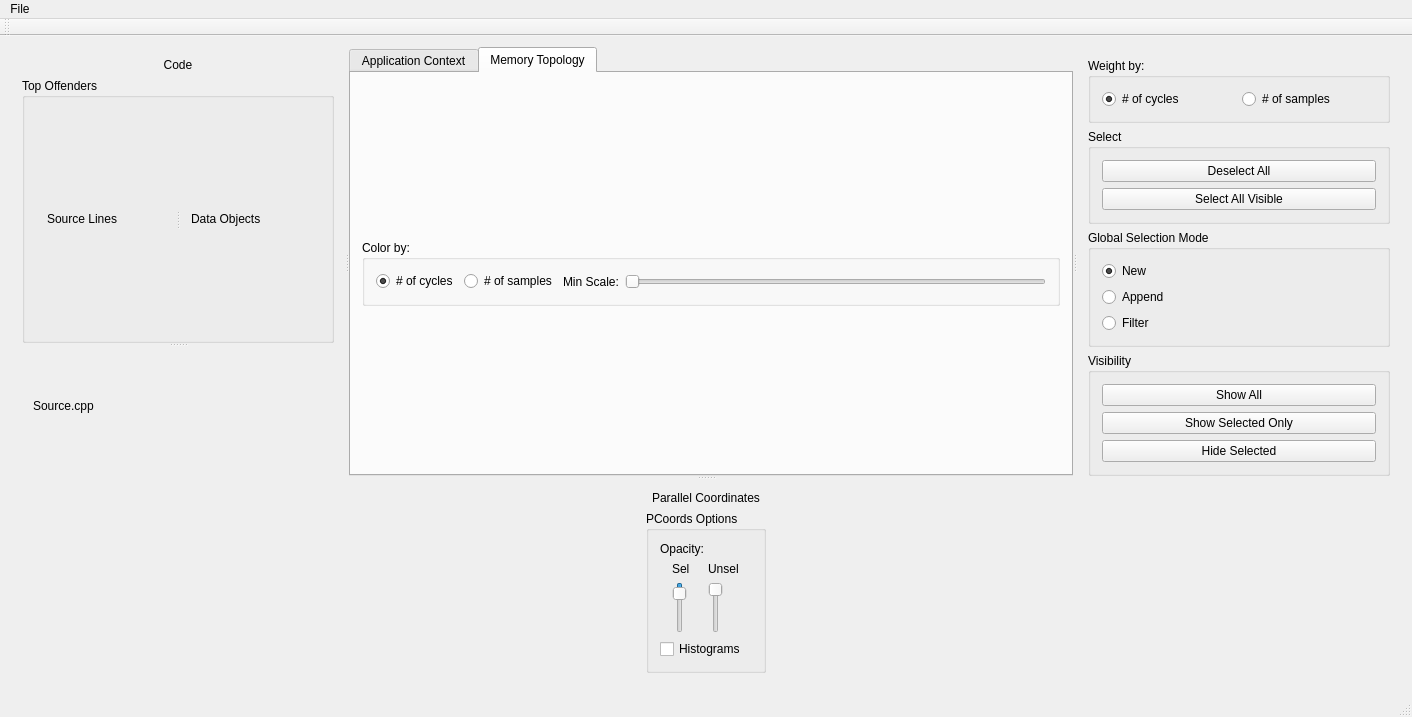
The window that mainwindow.ui (LLNL/MemAxes) describes before a commit, drawn with Qt 5.
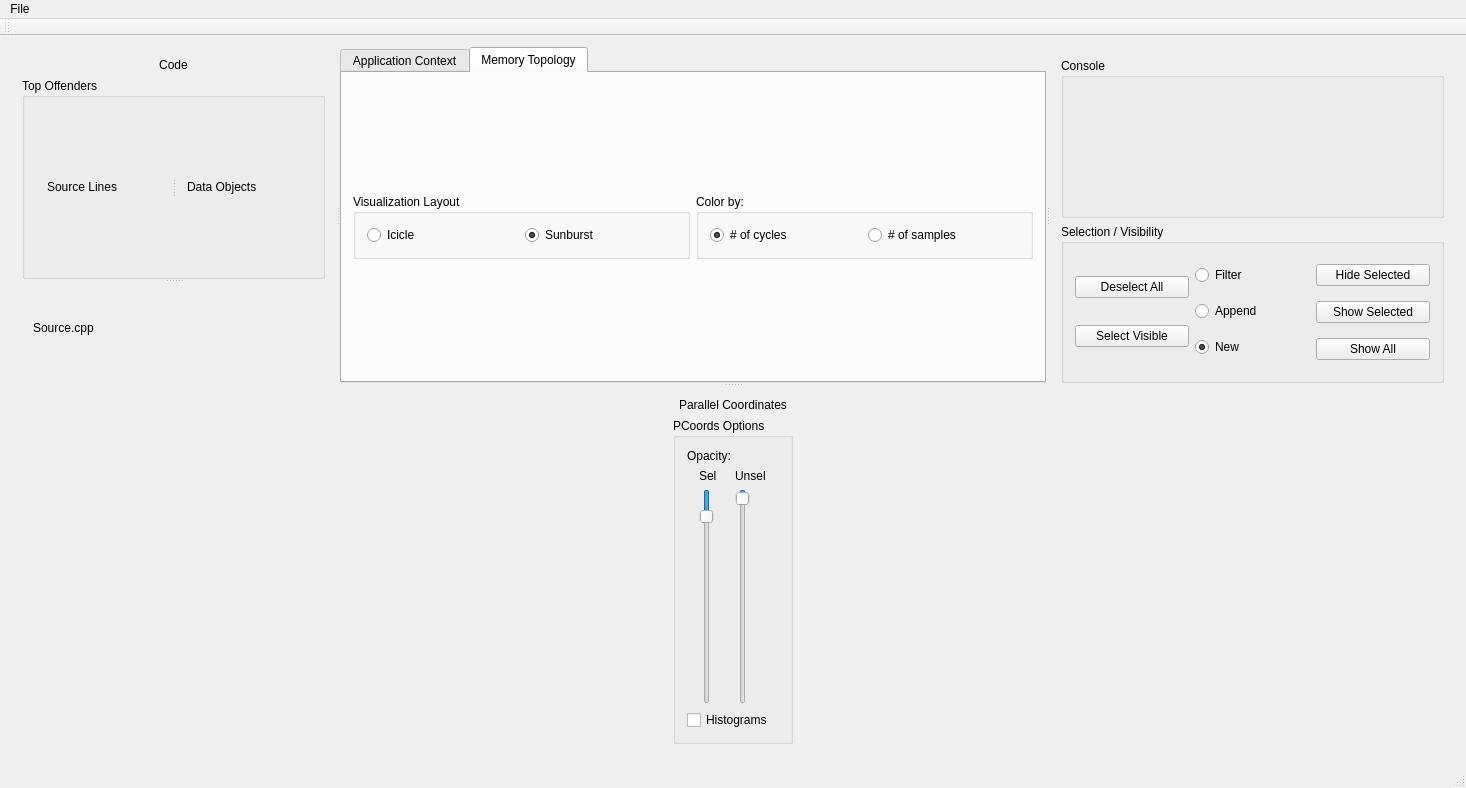
The same window after the commit.

Commit message: multiple datasets, rewrite of hardware topology, console log

What changed in the file:
```diff
--- a/mainwindow.ui
+++ b/mainwindow.ui
@@ -6,8 +6,8 @@
    <rect>
     <x>0</x>
     <y>0</y>
-    <width>1412</width>
-    <height>717</height>
+    <width>1466</width>
+    <height>788</height>
    </rect>
   </property>
   <property name="windowTitle">
@@ -287,11 +287,45 @@
          </attribute>
          <layout class="QVBoxLayout" name="verticalLayout_5">
           <item>
+           <layout class="QHBoxLayout" name="horizontalLayout_7">
+            <item>
+             <widget class="QGroupBox" name="groupBox_2">
+              <property name="maximumSize">
+               <size>
+                <width>16777215</width>
+                <height>65</height>
+               </size>
+              </property>
+              <property name="title">
+               <string>Visualization Layout</string>
+              </property>
+              <layout class="QHBoxLayout" name="horizontalLayout_8">
+               <item>
+                <widget class="QRadioButton" name="memTopoVizModeIcicle">
+                 <property name="text">
+                  <string>Icicle</string>
+                 </property>
+                </widget>
+               </item>
+               <item>
+                <widget class="QRadioButton" name="memTopoVizModeSunburst">
+                 <property name="text">
+                  <string>Sunburst</string>
+                 </property>
+                 <property name="checked">
+                  <bool>true</bool>
+                 </property>
+                </widget>
+               </item>
+              </layout>
+             </widget>
+            </item>
+            <item>
            <widget class="QGroupBox" name="groupBox">
             <property name="maximumSize">
              <size>
               <width>16777215</width>
-              <height>66</height>
+                <height>65</height>
              </size>
             </property>
             <property name="title">
@@ -315,22 +349,10 @@
                </property>
               </widget>
              </item>
-             <item>
-              <widget class="QLabel" name="label">
-               <property name="text">
-                <string>Min Scale:</string>
-               </property>
-              </widget>
-             </item>
-             <item>
-              <widget class="QSlider" name="minScale">
-               <property name="orientation">
-                <enum>Qt::Horizontal</enum>
-               </property>
-              </widget>
-             </item>
-            </layout>
-           </widget>
+              </layout>
+             </widget>
+            </item>
+           </layout>
           </item>
           <item>
            <layout class="QHBoxLayout" name="memoryLayout"/>
@@ -349,47 +371,27 @@
          <item>
           <widget class="QGroupBox" name="selectionChart">
            <property name="title">
-            <string>Weight by:</string>
-           </property>
-           <layout class="QVBoxLayout" name="verticalLayout_10">
-            <item>
-             <layout class="QHBoxLayout" name="selectionRadioLayout">
-              <item>
-               <widget class="QRadioButton" name="selectionChartWeightByCycles">
-                <property name="text">
-                 <string># of cycles</string>
-                </property>
-                <property name="checked">
-                 <bool>true</bool>
-                </property>
-               </widget>
-              </item>
-              <item>
-               <widget class="QRadioButton" name="selectionChartWeightBySamples">
-                <property name="text">
-                 <string># of samples</string>
-                </property>
-               </widget>
-              </item>
-             </layout>
-            </item>
-            <item>
-             <layout class="QHBoxLayout" name="selectionLayout">
-              <property name="sizeConstraint">
-               <enum>QLayout::SetDefaultConstraint</enum>
-              </property>
-             </layout>
-            </item>
-           </layout>
-          </widget>
-         </item>
-         <item>
-          <widget class="QGroupBox" name="selectButtons">
-           <property name="title">
-            <string>Select</string>
+            <string>Console</string>
            </property>
            <layout class="QVBoxLayout" name="verticalLayout_8">
             <item>
+             <layout class="QVBoxLayout" name="consoleLayout"/>
+            </item>
+           </layout>
+          </widget>
+         </item>
+         <item>
+          <widget class="QGroupBox" name="selectionMode">
+           <property name="title">
+            <string>Selection / Visibility</string>
+           </property>
+           <property name="checkable">
+            <bool>false</bool>
+           </property>
+           <layout class="QHBoxLayout" name="horizontalLayout_6">
+            <item>
+             <layout class="QVBoxLayout" name="verticalLayout">
+              <item>
              <widget class="QPushButton" name="deselectAll">
               <property name="text">
                <string>Deselect All</string>
@@ -399,42 +401,14 @@
             <item>
              <widget class="QPushButton" name="selectAllVisible">
               <property name="text">
-               <string>Select All Visible</string>
+                 <string>Select Visible</string>
               </property>
              </widget>
             </item>
            </layout>
-          </widget>
          </item>
          <item>
-          <widget class="QGroupBox" name="selectionMode">
-           <property name="title">
-            <string>Global Selection Mode</string>
-           </property>
-           <property name="checkable">
-            <bool>false</bool>
-           </property>
-           <layout class="QVBoxLayout" name="verticalLayout_7">
-            <item>
-             <widget class="QRadioButton" name="selectModeXOR">
-              <property name="text">
-               <string>New</string>
-              </property>
-              <property name="checked">
-               <bool>true</bool>
-              </property>
-             </widget>
-            </item>
-            <item>
-             <widget class="QRadioButton" name="selectModeOR">
-              <property name="text">
-               <string>Append</string>
-              </property>
-              <property name="checked">
-               <bool>false</bool>
-              </property>
-             </widget>
-            </item>
+             <layout class="QVBoxLayout" name="verticalLayout_3">
             <item>
              <widget class="QRadioButton" name="selectModeAND">
               <property name="text">
@@ -442,29 +416,30 @@
               </property>
              </widget>
             </item>
-           </layout>
-          </widget>
+              <item>
+               <widget class="QRadioButton" name="selectModeOR">
+                <property name="text">
+                 <string>Append</string>
+                </property>
+                <property name="checked">
+                 <bool>false</bool>
+                </property>
+               </widget>
+              </item>
+              <item>
+               <widget class="QRadioButton" name="selectModeXOR">
+                <property name="text">
+                 <string>New</string>
+                </property>
+                <property name="checked">
+                 <bool>true</bool>
+                </property>
+               </widget>
+              </item>
+             </layout>
          </item>
          <item>
-          <widget class="QGroupBox" name="visibility">
-           <property name="title">
-            <string>Visibility</string>
-           </property>
-           <layout class="QVBoxLayout" name="verticalLayout_9">
-            <item>
-             <widget class="QPushButton" name="showAll">
-              <property name="text">
-               <string>Show All</string>
-              </property>
-             </widget>
-            </item>
-            <item>
-             <widget class="QPushButton" name="showSelectedOnly">
-              <property name="text">
-               <string>Show Selected Only</string>
-              </property>
-             </widget>
-            </item>
+             <layout class="QVBoxLayout" name="verticalLayout_4">
             <item>
              <widget class="QPushButton" name="hideSelected">
               <property name="text">
@@ -472,6 +447,22 @@
               </property>
              </widget>
             </item>
+              <item>
+               <widget class="QPushButton" name="showSelectedOnly">
+                <property name="text">
+                 <string>Show Selected</string>
+                </property>
+               </widget>
+              </item>
+              <item>
+               <widget class="QPushButton" name="showAll">
+                <property name="text">
+                 <string>Show All</string>
+                </property>
+               </widget>
+              </item>
+             </layout>
+            </item>
            </layout>
           </widget>
          </item>
@@ -662,7 +653,7 @@
     <rect>
      <x>0</x>
      <y>0</y>
-     <width>1412</width>
+     <width>1466</width>
      <height>22</height>
     </rect>
    </property>
```
Left out of the diff: 13 changed lines with no effect on the pictures. Lines whose indentation alone changed are shown as unchanged. The commit also changes 23 other files.
